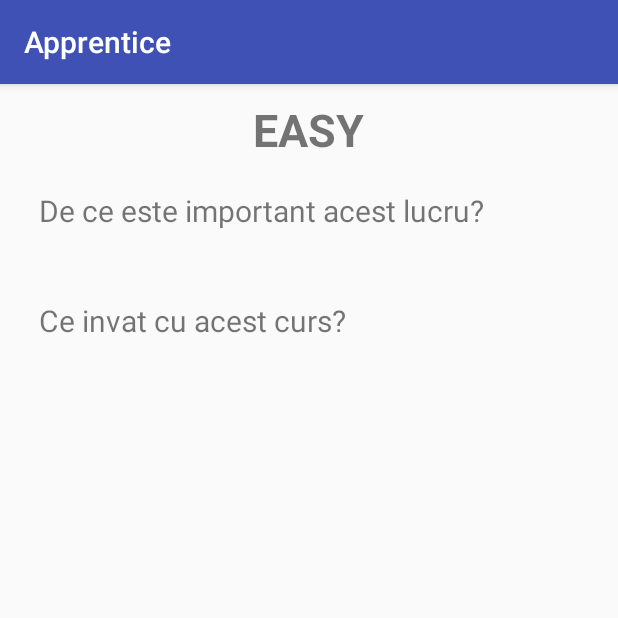
After one commit to andreyminea/Apprentice, an Android app: the QuestDetailActivity screen opened directly, with no data from a screen before it, on a phone screen of 412 x 824 dp, the top half of it. The commit adds this screen. Run offline under Robolectric (Android 15) with nearby library versions, the phone set to English and light mode, and no system bars.

Commit message:
Adaugat questlist si la jumatate catre quest_detail

```diff
--- /dev/null
+++ b/app/src/main/java/ro/changeneers/apprentice/activities/QuestDetailActivity.java
@@ -0,0 +1,15 @@
+package ro.changeneers.apprentice.activities;
+
+import android.support.v7.app.AppCompatActivity;
+import android.os.Bundle;
+
+import ro.changeneers.apprentice.R;
+
+public class QuestDetailActivity extends AppCompatActivity {
+
+    @Override
+    protected void onCreate(Bundle savedInstanceState) {
+        super.onCreate(savedInstanceState);
+        setContentView(R.layout.activity_quest_detail);
+    }
+}
--- a/app/src/main/res/layout/activity_journey.xml
+++ b/app/src/main/res/layout/activity_journey.xml
@@ -16,10 +16,12 @@
         android:layout_height="wrap_content">
 
         <android.support.v7.widget.CardView
+            android:id="@+id/CardEasy"
             android:layout_width="160dp"
             android:layout_height="190dp"
             android:layout_margin="10dp">
             <LinearLayout
+                android:id="@+id/LinearLayoutEasyQuests"
                 android:layout_width="match_parent"
                 android:layout_height="match_parent"
                 android:orientation="vertical"
@@ -53,6 +55,7 @@
         </android.support.v7.widget.CardView>
 
         <android.support.v7.widget.CardView
+            android:id="@+id/CardMedium"
             android:layout_width="160dp"
             android:layout_height="190dp"
             android:layout_margin="10dp">
@@ -100,6 +103,7 @@
         android:layout_height="wrap_content">
 
         <android.support.v7.widget.CardView
+            android:id="@+id/CardHard"
             android:layout_width="160dp"
             android:layout_height="190dp"
             android:layout_margin="10dp">
--- /dev/null
+++ b/app/src/main/res/layout/activity_quest_detail.xml
@@ -0,0 +1,71 @@
+<?xml version="1.0" encoding="utf-8"?>
+<ScrollView xmlns:android="http://schemas.android.com/apk/res/android"
+    xmlns:app="http://schemas.android.com/apk/res-auto"
+    xmlns:tools="http://schemas.android.com/tools"
+    android:layout_width="match_parent"
+    android:layout_height="match_parent"
+    tools:context=".activities.QuestDetailActivity"
+    android:orientation="vertical">
+
+    <LinearLayout
+        android:layout_width="match_parent"
+        android:layout_height="match_parent"
+        android:layout_marginTop="10dp"
+        android:layout_marginLeft="6dp"
+        android:layout_marginRight="6dp"
+        android:orientation="vertical">
+
+        <TextView
+            android:id="@+id/TextViewQuestDetailTitle"
+            android:layout_width="wrap_content"
+            android:layout_height="wrap_content"
+            android:layout_gravity="center"
+            android:textStyle="bold"
+            android:textSize="30dp"
+            android:text="EASY"/>
+
+        <TextView
+            android:layout_width="wrap_content"
+            android:layout_height="wrap_content"
+            android:textSize="20dp"
+            android:text="De ce este important acest lucru?"
+            android:layout_marginLeft="20dp"
+            android:layout_marginTop="20dp" />
+
+        <TextView
+            android:id="@+id/TextViewQuestDetailImportanta"
+            android:layout_width="wrap_content"
+            android:layout_height="wrap_content"
+            android:textSize="16dp"
+            android:layout_marginTop="4dp"
+            android:layout_marginLeft="10dp"
+            />
+
+        <TextView
+            android:layout_width="wrap_content"
+            android:layout_height="wrap_content"
+            android:textSize="20dp"
+            android:text="Ce invat cu acest curs?"
+            android:layout_marginLeft="20dp"
+            android:layout_marginTop="20dp" />
+
+        <TextView
+            android:id="@+id/TextViewQuestDetailCeInvat"
+            android:layout_width="wrap_content"
+            android:layout_height="wrap_content"
+            android:textSize="16dp"
+            android:layout_marginTop="4dp"
+            android:layout_marginLeft="10dp"
+            />
+
+        <ListView
+            android:layout_width="match_parent"
+            android:layout_height="match_parent"></ListView>
+
+
+
+
+
+    </LinearLayout>
+
+</ScrollView>
```
Also changed, not shown: app/src/main/AndroidManifest.xml (+18 -17 lines), app/src/main/java/ro/changeneers/apprentice/activities/JourneyActivity.java (+38 -0 lines), app/src/main/java/ro/changeneers/apprentice/activities/QuestListActivity.java (added, +78 -0 lines), app/src/main/java/ro/changeneers/apprentice/adapters/QuestListAdapter.java (added, +80 -0 lines), app/src/main/java/ro/changeneers/apprentice/models/Quest.java (added, +74 -0 lines), app/src/main/res/drawable/ic_lock_outline_black_24dp.xml (added, +9 -0 lines), app/src/main/res/layout/activity_quest_list.xml (added, +26 -0 lines), app/src/main/res/layout/cardview_item_quest.xml (added, +47 -0 lines).
